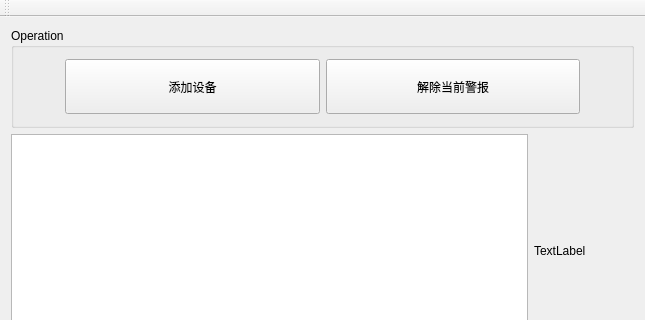
First picture: the form in CameraStatusMonitor/mainwindow.ui, repository humadivinty/Qt_CameraStatusMonitor, before the edit; both pictures show x 0 to 645 and y 0 to 320 of the 645 by 663 pixel window.
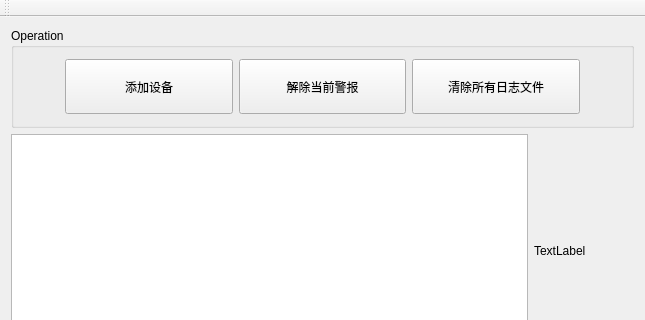
Second picture: the form after the edit.

Commit message:
增加“一键删除日志”按钮
增加“一键删除日志”功能，但暂时不开放出来，在主函数中设置隐藏按钮。

The edit to the form file:
```diff
--- a/CameraStatusMonitor/mainwindow.ui
+++ b/CameraStatusMonitor/mainwindow.ui
@@ -96,6 +96,19 @@
          </property>
         </widget>
        </item>
+       <item>
+        <widget class="QPushButton" name="pushButton_3">
+         <property name="sizePolicy">
+          <sizepolicy hsizetype="Preferred" vsizetype="Preferred">
+           <horstretch>0</horstretch>
+           <verstretch>0</verstretch>
+          </sizepolicy>
+         </property>
+         <property name="text">
+          <string>清除所有日志文件</string>
+         </property>
+        </widget>
+       </item>
        <item>
         <spacer name="horizontalSpacer_3">
          <property name="orientation">
```
The commit also changes 4 other files.
